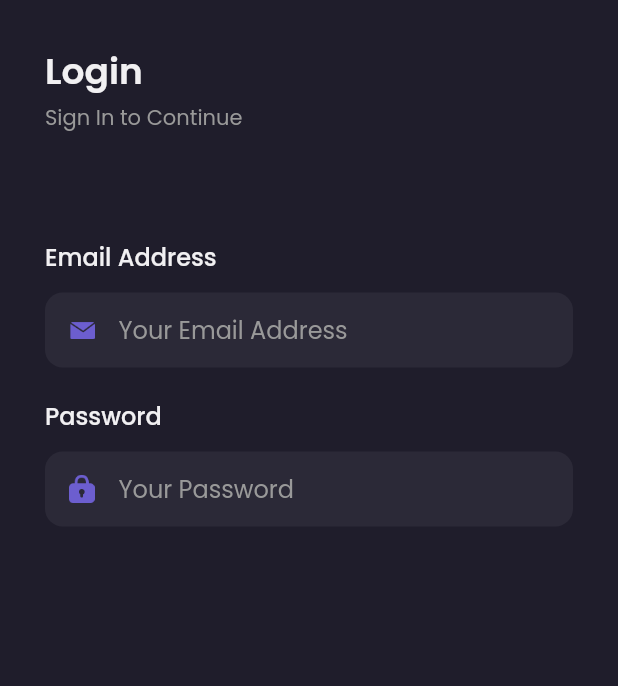
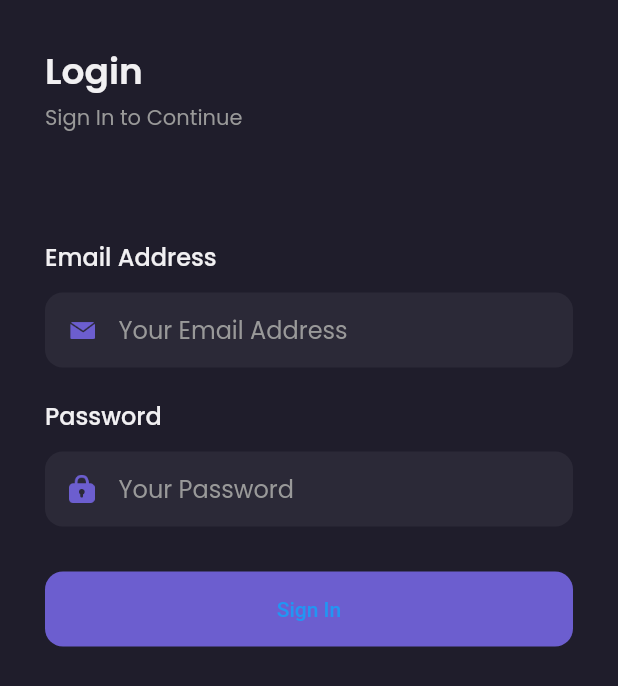
Before and after one commit to AsepCahyudin/saveshamo, a Flutter app: the screen it shows after launch, on a phone screen of 412 x 824 dp. Shown: the top 686 px of the screen. Run offline on Flutter 3.47's test engine with Material 2 defaults, Android fonts, the phone set to English and light mode, and no system bars; our stand-ins replace google_fonts.

Commit message:
input filed password

```diff
--- a/lib/pages/sign_in_page.dart
+++ b/lib/pages/sign_in_page.dart
@@ -98,6 +98,7 @@ class SignInPage extends StatelessWidget {
                 Expanded(
                     child: TextFormField(
                   style: primaryTextStyle,
+                  obscureText: true,
                   decoration: InputDecoration.collapsed(
                     hintText: 'Your Password',
                     hintStyle: subtitleTextStyle,
@@ -107,6 +108,22 @@ class SignInPage extends StatelessWidget {
             )),
           )
         ]),
+      );
+    }
+
+    Widget signInButton() {
+      return Container(
+        height: 50,
+        width: double.infinity,
+        margin: EdgeInsets.only(top: 30),
+        child: TextButton(
+          onPressed: () {},
+          style: TextButton.styleFrom(
+              backgroundColor: primaryColor,
+              shape: RoundedRectangleBorder(
+                  borderRadius: BorderRadius.circular(12))),
+          child: Text('Sign In'),
+        ),
       );
     }
 
@@ -122,6 +139,7 @@ class SignInPage extends StatelessWidget {
             header(),
             emailInput(),
             passwordInput(),
+            signInButton(),
           ],
         ),
       ),
```
